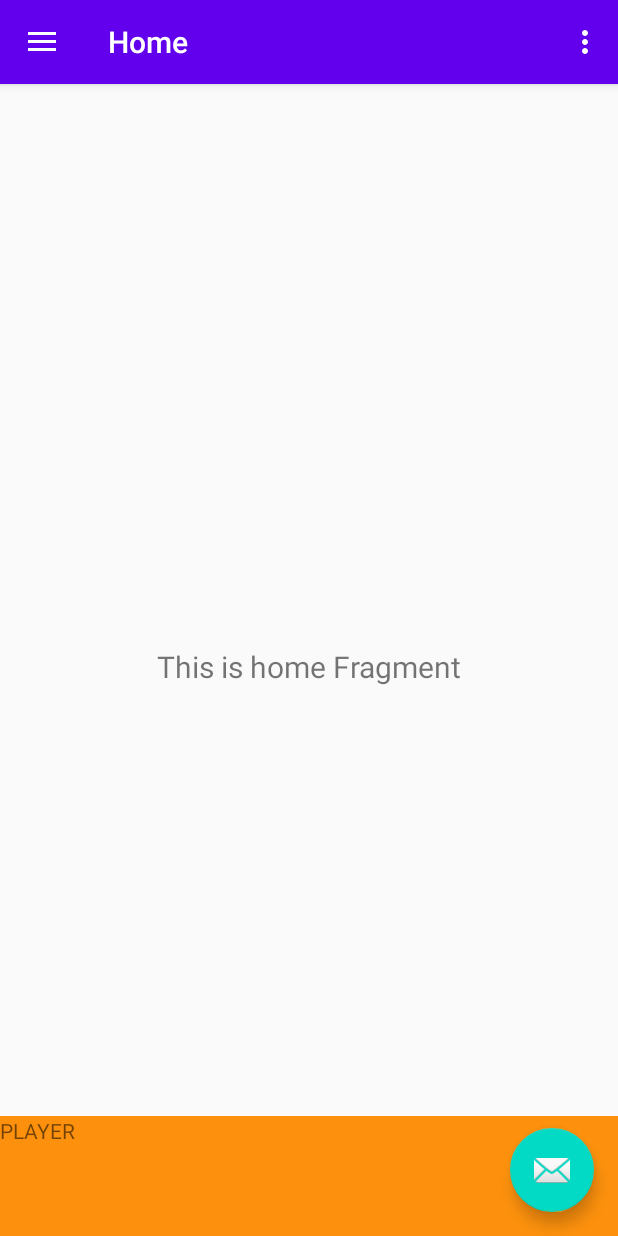
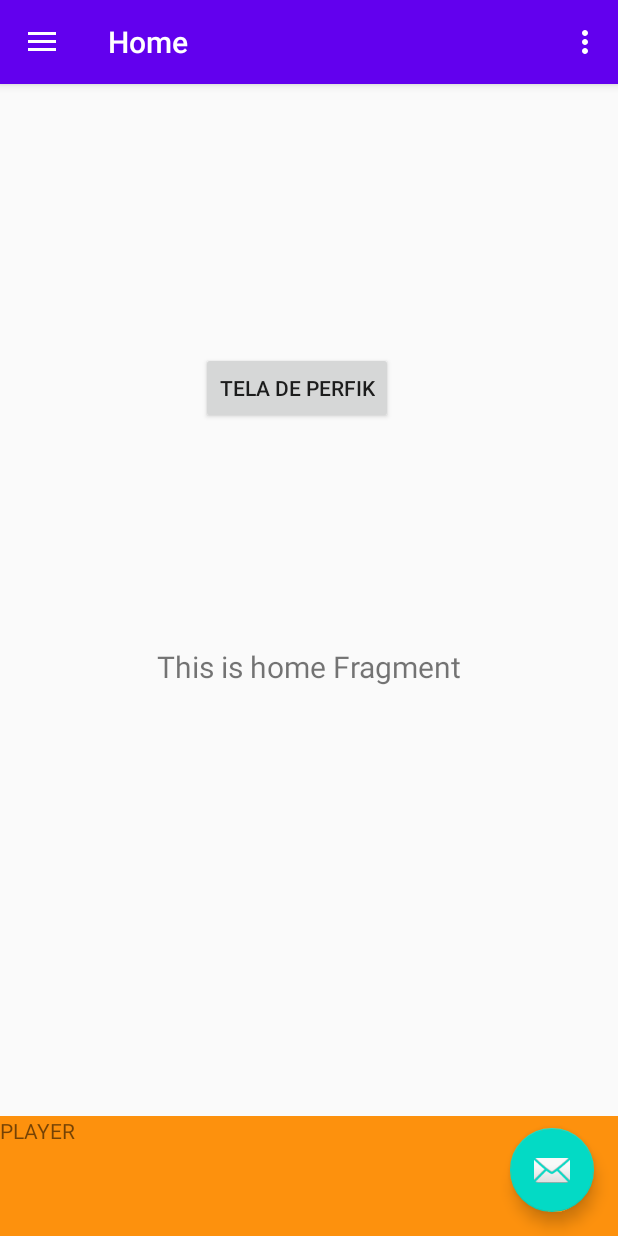
Before and after one commit to InfnetDAPB2020T1/PB-WLTA, an Android app: the MainActivity screen opened directly, with no data from a screen before it, on a phone screen of 412 x 824 dp. Run offline under Robolectric (Android 15) with nearby library versions, the phone set to English and light mode, and no system bars; our stand-ins replace navigation-ui; 2 statements that could not run were skipped.

Commit message:
colocando a tela de perfil

```diff
--- a/app/src/main/java/com/example/pb_android_radion/MainActivity.kt
+++ b/app/src/main/java/com/example/pb_android_radion/MainActivity.kt
@@ -1,6 +1,7 @@
 package com.example.pb_android_radion
 
 import android.os.Bundle
+import android.os.PersistableBundle
 import android.view.Menu
 import com.google.android.material.floatingactionbutton.FloatingActionButton
 import com.google.android.material.snackbar.Snackbar
@@ -16,6 +17,7 @@ import androidx.appcompat.widget.Toolbar
 import androidx.lifecycle.ViewModelProviders
 import com.example.pb_android_radion.Model.Usuario
 import com.example.pb_android_radion.ViewModel.UsuarioViewModel
+import kotlinx.android.synthetic.main.fragment_perfil.*
 import kotlinx.android.synthetic.main.nav_header_main.*
 
 class MainActivity : AppCompatActivity() {
@@ -46,6 +48,13 @@ class MainActivity : AppCompatActivity() {
         )
         setupActionBarWithNavController(navController, appBarConfiguration)
         navView.setupWithNavController(navController)
+        //colocando as informacoes na tela de perfil
+        usuarioViewModel = ViewModelProviders.of(this)[UsuarioViewModel::class.java]
+        val usuarioLogado = intent.getSerializableExtra("usuario") as Usuario
+        val nomeCompleto = ("${usuarioLogado.nome} "+"${usuarioLogado.sobrenome}")
+        usuarioViewModel.usuarioLogadoApelido = usuarioLogado.apelido
+        usuarioViewModel.usuarioLogadoNome = nomeCompleto
+
     }
 
     override fun onCreateOptionsMenu(menu: Menu): Boolean {
--- a/app/src/main/java/com/example/pb_android_radion/ViewModel/UsuarioViewModel.kt
+++ b/app/src/main/java/com/example/pb_android_radion/ViewModel/UsuarioViewModel.kt
@@ -20,7 +20,8 @@ class UsuarioViewModel: ViewModel() {
     var usuario: Usuario? = null
     var usuarios : MutableList<Usuario> = mutableListOf()
     var listaUsuariosSeriazable: Usuarios? = Usuarios()
-
+    var usuarioLogadoApelido: String = ""
+    var usuarioLogadoNome: String = ""
 
 //    private val Usuarios = ArrayList<Usuario>()
 //
--- a/app/src/main/java/com/example/pb_android_radion/ui/home/HomeFragment.kt
+++ b/app/src/main/java/com/example/pb_android_radion/ui/home/HomeFragment.kt
@@ -8,7 +8,9 @@ import android.widget.TextView
 import androidx.fragment.app.Fragment
 import androidx.lifecycle.Observer
 import androidx.lifecycle.ViewModelProviders
+import androidx.navigation.fragment.findNavController
 import com.example.pb_android_radion.R
+import kotlinx.android.synthetic.main.fragment_home.*
 
 class HomeFragment : Fragment() {
 
@@ -28,4 +30,10 @@ class HomeFragment : Fragment() {
         })
         return root
     }
+    override fun onViewCreated(view: View, savedInstanceState: Bundle?) {
+        super.onViewCreated(view, savedInstanceState)
+        btnPerfil.setOnClickListener {
+            findNavController().navigate(R.id.perfilFragment)
+        }
+    }
 }
--- a/app/src/main/res/layout/fragment_home.xml
+++ b/app/src/main/res/layout/fragment_home.xml
@@ -19,4 +19,20 @@
         app:layout_constraintEnd_toEndOf="parent"
         app:layout_constraintStart_toStartOf="parent"
         app:layout_constraintTop_toTopOf="parent" />
+
+    <Button
+        android:id="@+id/btnPerfil"
+        android:layout_width="wrap_content"
+        android:layout_height="wrap_content"
+        android:layout_marginStart="153dp"
+        android:layout_marginLeft="153dp"
+        android:layout_marginTop="169dp"
+        android:layout_marginEnd="170dp"
+        android:layout_marginRight="170dp"
+        android:layout_marginBottom="139dp"
+        android:text="tela de perfik"
+        app:layout_constraintBottom_toTopOf="@+id/text_home"
+        app:layout_constraintEnd_toEndOf="parent"
+        app:layout_constraintStart_toStartOf="parent"
+        app:layout_constraintTop_toTopOf="parent" />
 </androidx.constraintlayout.widget.ConstraintLayout>
--- a/app/src/main/res/layout/nav_header_main.xml
+++ b/app/src/main/res/layout/nav_header_main.xml
@@ -13,7 +13,7 @@
     android:theme="@style/ThemeOverlay.AppCompat.Dark">
 
     <ImageView
-        android:id="@+id/imageView"
+        android:id="@+id/imagemUsuario"
         android:layout_width="wrap_content"
         android:layout_height="wrap_content"
         android:contentDescription="@string/nav_header_desc"
--- a/app/src/main/res/navigation/mobile_navigation.xml
+++ b/app/src/main/res/navigation/mobile_navigation.xml
@@ -40,4 +40,9 @@
         android:name="com.example.pb_android_radion.ui.slideshow.SlideshowFragment"
         android:label="@string/menu_slideshow"
         tools:layout="@layout/fragment_slideshow" />
+    <fragment
+        android:id="@+id/perfilFragment"
+        android:name="com.example.pb_android_radion.Fragment.PerfilFragment"
+        android:label="fragment_perfil"
+        tools:layout="@layout/fragment_perfil" />
 </navigation>
```
Also changed, not shown: app/src/main/java/com/example/pb_android_radion/CadastroActivity.kt (deleted, +0 -12 lines), app/src/main/java/com/example/pb_android_radion/Fragment/LoginFragment.kt (+19 -19 lines), app/src/main/java/com/example/pb_android_radion/Fragment/PerfilFragment.kt (added, +37 -0 lines), app/src/main/res/layout/fragment_perfil.xml (added, +43 -0 lines).
